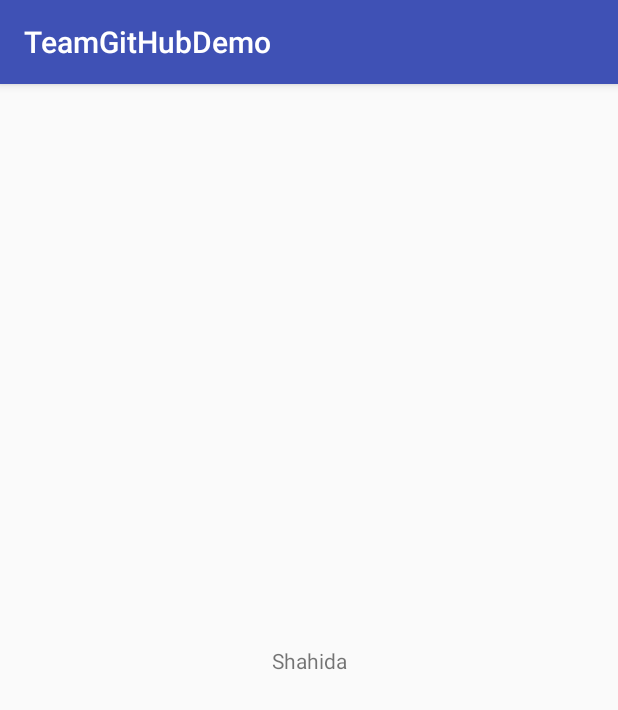
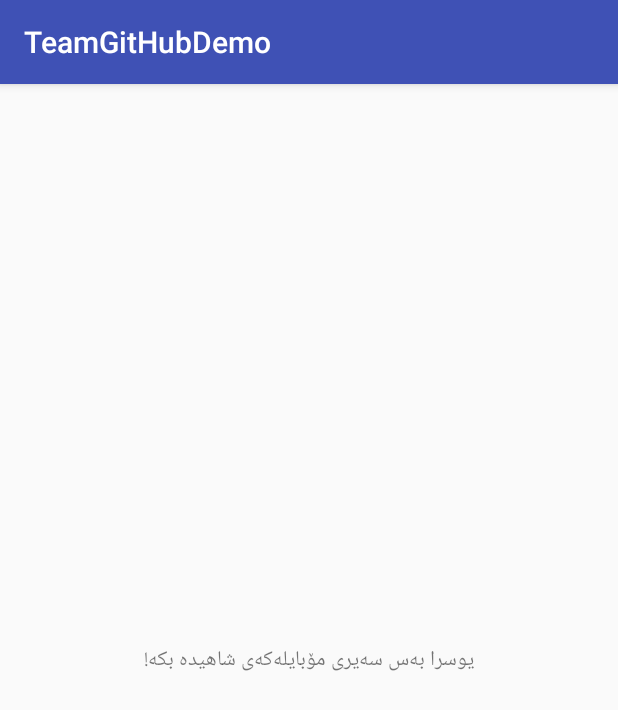
Before and after one commit to ShahidaTalib/TeamGitHubDemo, an Android app: the screen it shows after launch (MainActivity), on a phone screen of 412 x 824 dp. Shown: the top 710 px of the screen. Run offline under Robolectric (Android 15) with nearby library versions, the phone set to English and light mode, and no system bars.

Commit message:
Change text to Yousra-kun

```diff
--- a/app/src/main/res/layout/activity_main.xml
+++ b/app/src/main/res/layout/activity_main.xml
@@ -9,7 +9,7 @@
     <TextView
         android:layout_width="wrap_content"
         android:layout_height="wrap_content"
-        android:text="Shahida"
+        android:text="یوسرا بەس سەیری مۆبایلەکەی شاهیدە بکە!"
         app:layout_constraintBottom_toBottomOf="parent"
         app:layout_constraintLeft_toLeftOf="parent"
         app:layout_constraintRight_toRightOf="parent"
```
